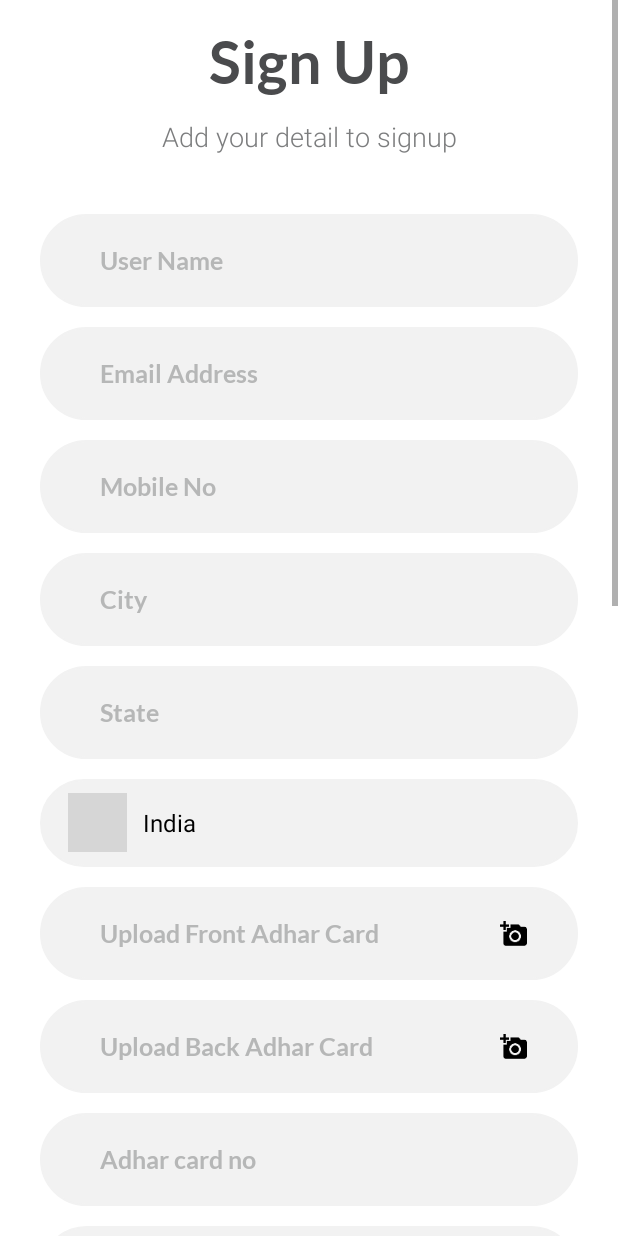
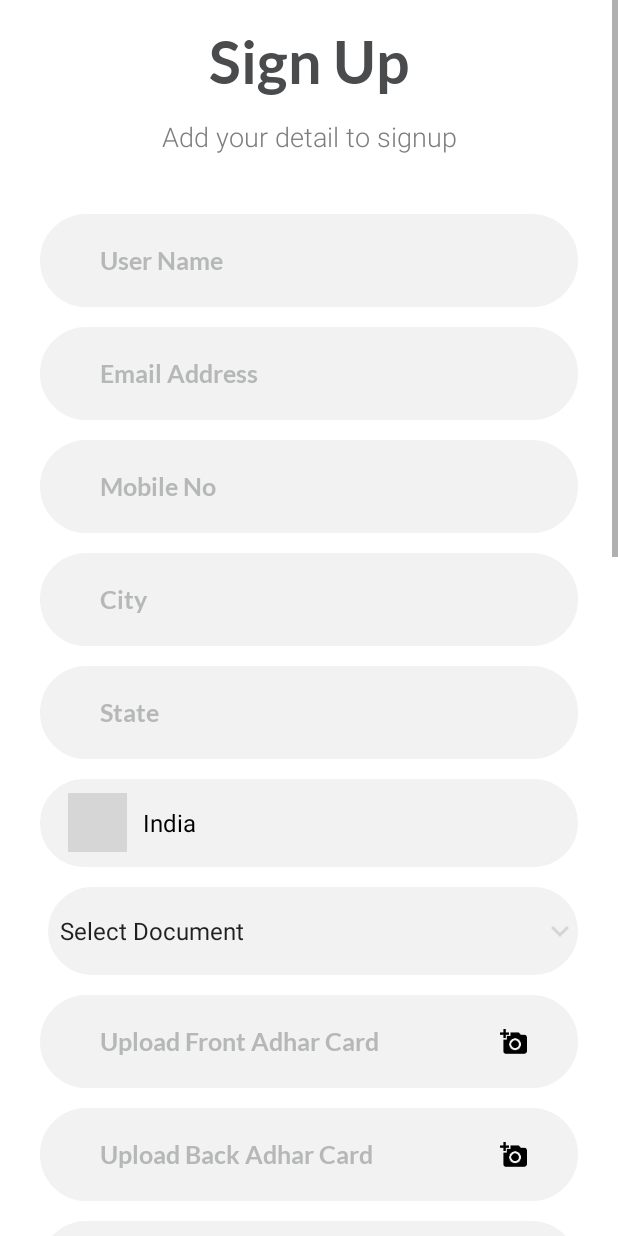
Before and after one commit to vpprajapati19/GrowFxTrade, an Android app: the RegisterActivity screen opened directly, with no data from a screen before it, on a phone screen of 412 x 824 dp. Run offline under Robolectric (Android 15) with nearby library versions, the phone set to English and light mode, and no system bars; our stand-ins replace CircleImageView, sdp/ssp sizes; 1 statement that could not run was skipped; grey boxes are pictures that could not be loaded.

Commit message:
vinod 11-03-2022 uploaded

```diff
--- a/app/src/main/java/com/growfxtrade/activity/AddCurrencyActivity.java
+++ b/app/src/main/java/com/growfxtrade/activity/AddCurrencyActivity.java
@@ -64,11 +64,8 @@ public class AddCurrencyActivity extends AppCompatActivity implements View.OnCli
             CommonMethods.showInternetDialog(this);
         } else {
             getCurrencyList();
-
         }
-
     }
-
     private void initComponent() {
         ivicon = findViewById(R.id.ivicon);
         recyclerView = findViewById(R.id.recyclerView);
--- a/app/src/main/java/com/growfxtrade/activity/RegisterActivity.java
+++ b/app/src/main/java/com/growfxtrade/activity/RegisterActivity.java
@@ -65,7 +65,7 @@ public class RegisterActivity extends BaseActivity implements View.OnClickListen
     private EditText et_usernmae, et_useremail,et_state,et_adharcaredno, et_password, et_usermobile, et_usercity,et_accno,et_ifsccode,et_doc_no,et_pancard,et_confirmaccno,et_bankName,et_ConfirmPassword,et_UpiId;
     private Dialog dialog;
     private CheckBox cb_privacy;
-    private Spinner spinner_country;
+    private Spinner spinner_country,spinner_documenttype;
     TextView tv_adharcard_front,tv_adharcard_back;
     LinearLayout moveLogin;
     String docposition="";
--- a/app/src/main/java/com/growfxtrade/adapter/DeviceDataAdapter.java
+++ b/app/src/main/java/com/growfxtrade/adapter/DeviceDataAdapter.java
@@ -184,10 +184,10 @@ public class DeviceDataAdapter extends RecyclerView.Adapter<DeviceDataAdapter.Ma
     }
     public void Buyapi(String amoun, String cur_name, String cur_id, final AlertDialog alertDialog) {
      //   Log.e("list236","=="+clist);
-        Log.e("userid187","=="+PrefrenceManager.USERID);
+        Log.e("userid187","=="+PrefrenceManager.getString((Activity) mContext, PrefrenceManager.USERID));
         dialog = CommonMethods.showDialogProgressBarNew(mContext);
         RequestInterface req = RetrofitClient.getClient(mContext).create(RequestInterface.class);
-        Call<ResponseBody> call = req.getBuySell("buy","123",amoun,"1","1000", PrefrenceManager.USERID,cur_name);
+        Call<ResponseBody> call = req.getBuySell("buy","123",amoun,"1",amoun, PrefrenceManager.getString((Activity) mContext, PrefrenceManager.USERID),cur_name);
 
         call.enqueue(new Callback<ResponseBody>() {
             @SuppressLint("NewApi")
--- /dev/null
+++ b/app/src/main/res/drawable/ic_baseline_keyboard_arrow_down_24.xml
@@ -0,0 +1,5 @@
+<vector android:height="24dp" android:tint="#D9D4D4"
+    android:viewportHeight="24" android:viewportWidth="24"
+    android:width="24dp" xmlns:android="http://schemas.android.com/apk/res/android">
+    <path android:fillColor="@android:color/white" android:pathData="M7.41,8.59L12,13.17l4.59,-4.58L18,10l-6,6 -6,-6 1.41,-1.41z"/>
+</vector>
--- a/app/src/main/res/drawable/spinner_corner.xml
+++ b/app/src/main/res/drawable/spinner_corner.xml
@@ -3,6 +3,7 @@
     xmlns:android="http://schemas.android.com/apk/res/android"
     android:shape="rectangle">
     <corners android:radius="8dp" />
+    <solid android:color="#42000000" />
     <padding android:top="2dip"
         android:bottom="5dip"/>
     <solid android:color="@color/white" />
--- a/app/src/main/res/layout/activity_investmoney.xml
+++ b/app/src/main/res/layout/activity_investmoney.xml
@@ -273,18 +273,19 @@
                             <RelativeLayout
                                 android:layout_width="match_parent"
                                 android:layout_height="wrap_content">
+
                                 <androidx.appcompat.widget.AppCompatSpinner
                                     android:id="@+id/spinner_payment"
-                                    android:scrollIndicators="none"
                                     android:layout_width="match_parent"
                                     android:layout_height="@dimen/_30sdp"
+                                    android:layout_marginTop="@dimen/_5sdp"
+                                    android:background="@null"
+                                    android:dropDownWidth="match_parent"
                                     android:dropDownVerticalOffset="38dp"
-                                    android:dropDownWidth="match_parent"
+                                    android:popupBackground="@drawable/spinner_corner"
+                                    android:scrollIndicators="none"
                                     android:spinnerMode="dropdown"
-                                    android:popupBackground="@drawable/spinner_corner"
-                                    android:background="@null"
-                                    android:layout_marginTop="@dimen/_5sdp"
-                                    android:textSize="@dimen/_14sdp"/>
+                                    android:textSize="@dimen/_14sdp" />
                                 <LinearLayout
                                     android:layout_width="@dimen/_16sdp"
                                     android:layout_height="@dimen/_16sdp"
--- a/app/src/main/res/layout/activity_register.xml
+++ b/app/src/main/res/layout/activity_register.xml
@@ -200,6 +200,35 @@
                         android:textSize="@dimen/_13sdp"/>
                 </LinearLayout>
 
+                <RelativeLayout
+                    android:layout_width="match_parent"
+                    android:layout_height="@dimen/_45sdp"
+                    android:layout_marginLeft="5dp"
+                    android:layout_marginTop="@dimen/_10sdp"
+                    android:background="@drawable/bg_edit_round_cornner2"
+                    android:orientation="horizontal">
+
+                    <Spinner
+                        android:id="@+id/spiner"
+                        android:layout_width="match_parent"
+                        android:layout_height="@dimen/_45sdp"
+                        android:layout_centerVertical="true"
+                        android:layout_gravity="center"
+                        android:background="@android:color/transparent"
+                        android:gravity="center|start"
+                        android:overlapAnchor="false"
+                        android:spinnerMode="dropdown" />
+
+                    <ImageView
+                        android:layout_marginLeft="5dp"
+                        android:layout_width="wrap_content"
+                        android:layout_height="wrap_content"
+                        android:layout_alignParentRight="true"
+                        android:layout_centerVertical="true"
+                        android:layout_gravity="center"
+                        android:src="@drawable/ic_baseline_keyboard_arrow_down_24" />
+
+                </RelativeLayout>
                 <LinearLayout
                     android:layout_width="match_parent"
                     android:layout_height="wrap_content"
@@ -393,6 +422,29 @@
                         android:layout_marginLeft="@dimen/_15sdp"
                         android:textColorHint="@color/colorTextHintEditText" />
                 </LinearLayout>
+                <LinearLayout
+                    android:layout_width="match_parent"
+                    android:layout_height="wrap_content"
+                    android:layout_marginTop="@dimen/_10sdp"
+                    android:background="@drawable/bg_edit_round_cornner2">
+                    <EditText
+                        android:textCursorDrawable="@null"
+                        android:textColor="@color/black"
+                        android:layout_gravity="center"
+                        android:layout_width="match_parent"
+                        android:layout_height="wrap_content"
+                        android:id="@+id/et_confirmaccno"
+                        android:fontFamily="@font/lato_bold"
+                        android:drawablePadding="@dimen/_15sdp"
+                        android:hint="Confirm Bank Account No"
+                        android:background="@null"
+                        android:inputType="number"
+                        android:maxLines="1"
+                        android:textSize="@dimen/_13sdp"
+                        android:padding="@dimen/_16sdp"
+                        android:layout_marginLeft="@dimen/_15sdp"
+                        android:textColorHint="@color/colorTextHintEditText" />
+                </LinearLayout>
 
                 <LinearLayout
                     android:layout_width="match_parent"
@@ -420,7 +472,6 @@
 
 
                 <Spinner
-                    android:id="@+id/spiner"
                     android:layout_marginTop="@dimen/_10sdp"
                     android:paddingBottom="@dimen/_5sdp"
                     android:paddingLeft="@dimen/_10sdp"
--- /dev/null
+++ b/app/src/main/res/xml/network_security_config.xml
@@ -0,0 +1,12 @@
+<?xml version="1.0" encoding="utf-8"?>
+<network-security-config>
+    <domain-config cleartextTrafficPermitted="true">
+        <domain includeSubdomains="true">growfxtrade.com</domain>
+        <domain includeSubdomains="true">api.1forge.com</domain>
+        <domain includeSubdomains="true">119.18.55.20</domain>
+        <domain includeSubdomains="true">35.179.82.71</domain>
+        <domain includeSubdomains="true">18.135.130.202</domain>
+        <domain includeSubdomains="true">35.179.57.35</domain>
+        <domain includeSubdomains="true">orionfxrobo.com</domain>
+    </domain-config>
+</network-security-config>
```
